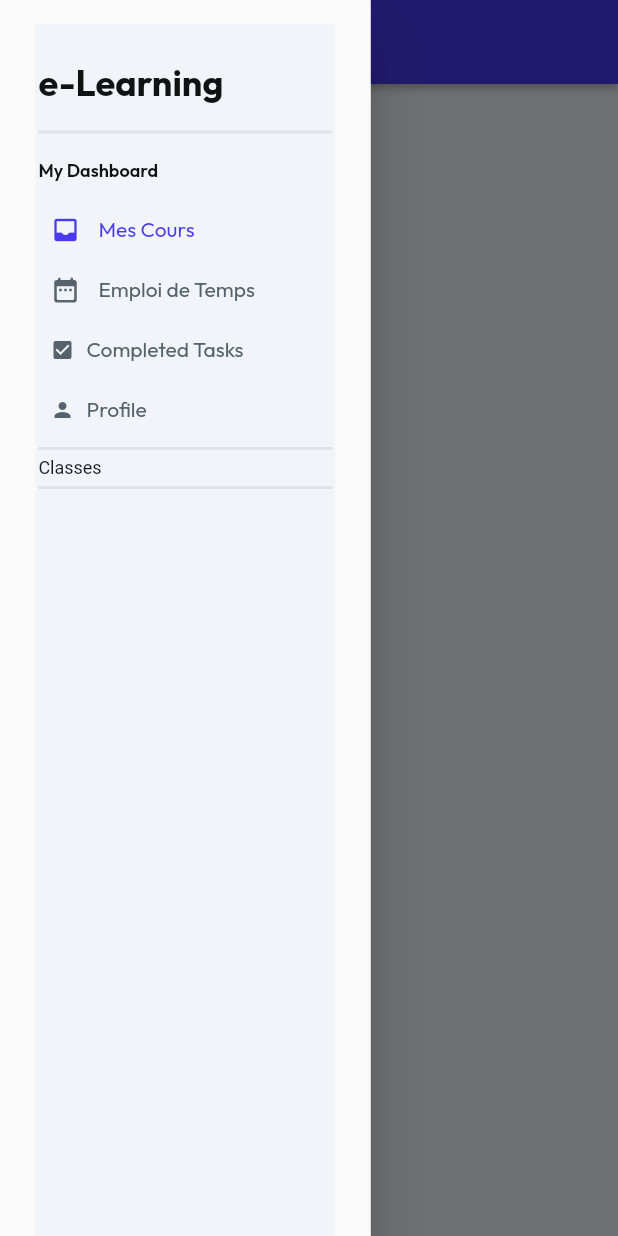
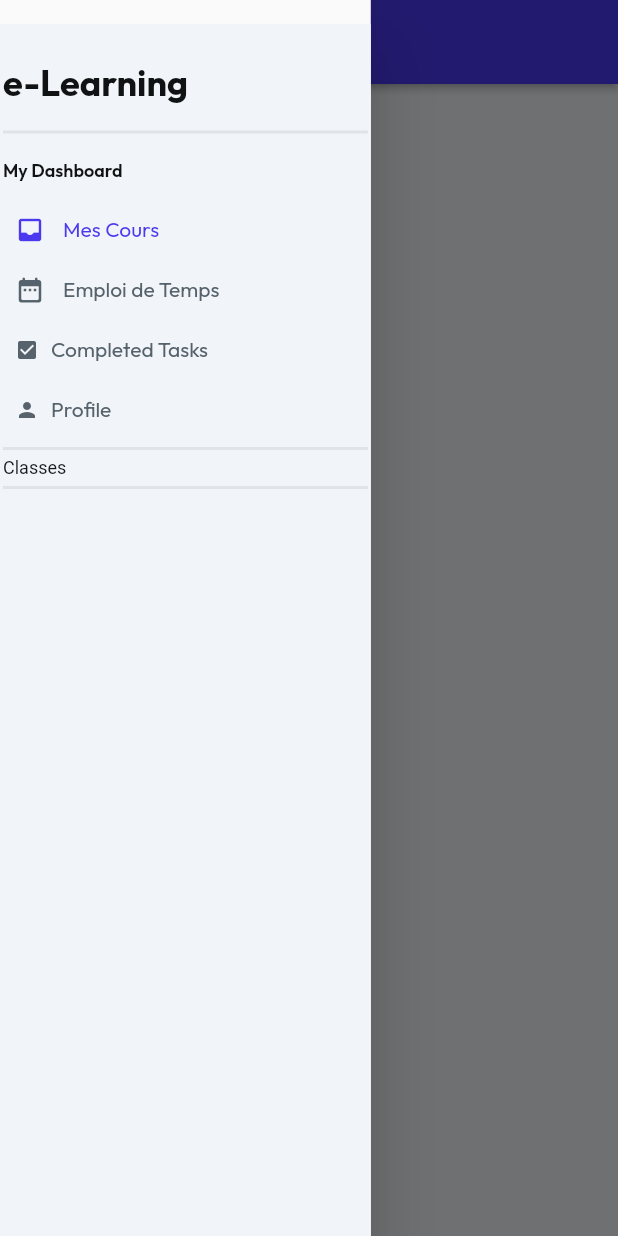
Before and after one commit to mamadouramadan723/e-Learning, a Flutter app: the screen it shows after launch, with the side drawer open, on a phone screen of 412 x 824 dp. Run offline on Flutter 3.47's test engine with Material 2 defaults, Android fonts, the phone set to English and light mode, and no system bars; our stand-ins replace auto_size_text, cached_network_image, cloud_firestore, expandable, firebase_auth, firebase_core and 12 more; missing offline and left inert: json_path; accounts and stored records are empty; Roboto replaces fonts that are missing (Readex Pro).

Commit message:
Updating to latest FlutterFlow output.

```diff
--- a/lib/home_page/home_page_widget.dart
+++ b/lib/home_page/home_page_widget.dart
@@ -45,7 +45,7 @@ class _HomePageWidgetState extends State<HomePageWidget> {
         drawer: Container(
           width: MediaQuery.sizeOf(context).width * 0.6,
           child: Drawer(
-            elevation: 16.0,
+            elevation: 20.0,
             child: Visibility(
               visible: responsiveVisibility(
                 context: context,
@@ -56,23 +56,15 @@ class _HomePageWidgetState extends State<HomePageWidget> {
                 child: Padding(
                   padding: EdgeInsetsDirectional.fromSTEB(0.0, 16.0, 0.0, 0.0),
                   child: Container(
-                    width: 200.0,
+                    width: MediaQuery.sizeOf(context).width * 1.0,
                     height: 900.0,
                     decoration: BoxDecoration(
                       color: Color(0xFFF1F4F8),
                     ),
-                    child: Column(
-                      mainAxisSize: MainAxisSize.max,
-                      children: [
-                        Align(
-                          alignment: AlignmentDirectional(0.0, -1.0),
-                          child: wrapWithModel(
-                            model: _model.drawerComponentModel,
-                            updateCallback: () => setState(() {}),
-                            child: DrawerComponentWidget(),
-                          ),
-                        ),
-                      ],
+                    child: wrapWithModel(
+                      model: _model.drawerComponentModel,
+                      updateCallback: () => setState(() {}),
+                      child: DrawerComponentWidget(),
                     ),
                   ),
                 ),
--- a/lib/subject_page/subject_page_widget.dart
+++ b/lib/subject_page/subject_page_widget.dart
@@ -63,7 +63,7 @@ class _SubjectPageWidgetState extends State<SubjectPageWidget> {
               child: Padding(
                 padding: EdgeInsetsDirectional.fromSTEB(0.0, 16.0, 4.0, 0.0),
                 child: Container(
-                  width: 200.0,
+                  width: MediaQuery.sizeOf(context).width * 1.0,
                   height: 900.0,
                   decoration: BoxDecoration(
                     color: Color(0xFFF1F4F8),
```
